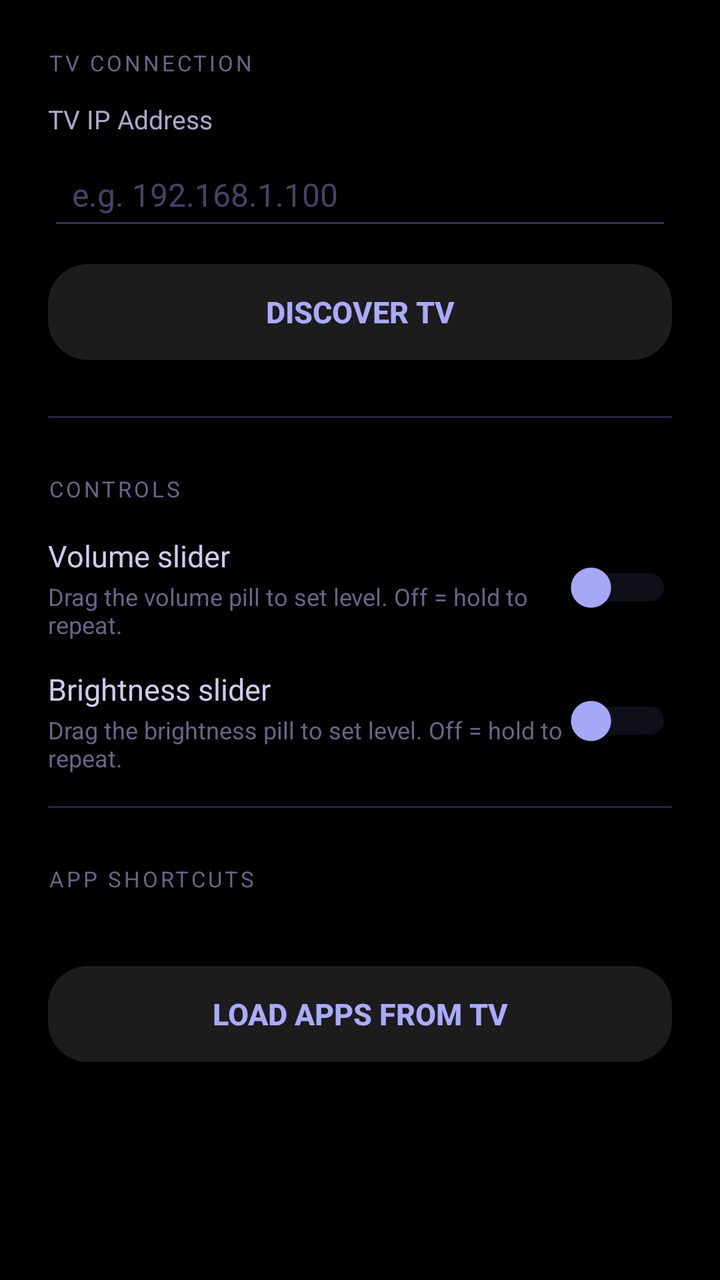
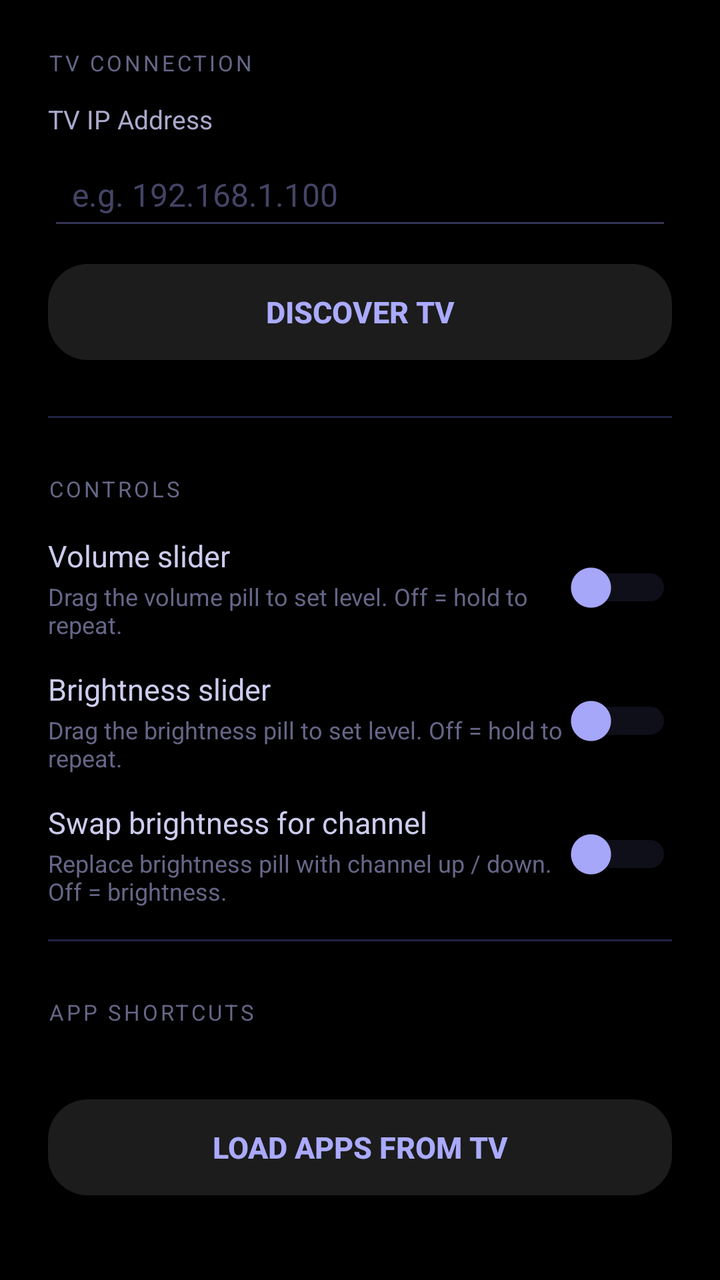

Screens rendered from an Android XML layout before and after an edit, with the pre-edit source and the edit as a unified diff.
<!-- AndroidManifest.xml: application theme Theme.LGRemote -->
<!-- res/layout/activity_settings.xml -->
<?xml version="1.0" encoding="utf-8"?>
<androidx.core.widget.NestedScrollView
    xmlns:android="http://schemas.android.com/apk/res/android"
    android:layout_width="match_parent"
    android:layout_height="match_parent"
    android:background="#000000"
    android:fillViewport="true">

    <LinearLayout
        android:layout_width="match_parent"
        android:layout_height="wrap_content"
        android:orientation="vertical"
        android:paddingHorizontal="24dp"
        android:paddingTop="24dp"
        android:paddingBottom="48dp">

        
        <TextView
            android:layout_width="match_parent"
            android:layout_height="wrap_content"
            android:text="TV CONNECTION"
            android:textColor="#666688"
            android:textSize="11sp"
            android:letterSpacing="0.12"
            android:layout_marginBottom="12dp" />

        <TextView
            android:layout_width="match_parent"
            android:layout_height="wrap_content"
            android:text="TV IP Address"
            android:textColor="#AAAACC"
            android:textSize="13sp"
            android:layout_marginBottom="6dp" />

        <EditText
            android:id="@+id/edit_tv_ip"
            android:layout_width="match_parent"
            android:layout_height="wrap_content"
            android:hint="e.g. 192.168.1.100"
            android:inputType="textUri"
            android:textColor="#FFFFFF"
            android:textColorHint="#444466"
            android:backgroundTint="#333355"
            android:padding="12dp"
            android:textSize="16sp" />

        <LinearLayout
            android:layout_width="match_parent"
            android:layout_height="wrap_content"
            android:layout_marginTop="12dp"
            android:orientation="horizontal"
            android:gravity="center_vertical">

            <Button
                android:id="@+id/btn_discover"
                android:layout_width="0dp"
                android:layout_height="wrap_content"
                android:layout_weight="1"
                android:background="@drawable/bg_squircle_dark"
                android:text="Discover TV"
                android:textColor="#AAAAFF"
                android:textSize="15sp"
                android:textStyle="bold" />

            <ProgressBar
                android:id="@+id/discover_spinner"
                android:layout_width="32dp"
                android:layout_height="32dp"
                android:layout_marginStart="12dp"
                android:visibility="gone"
                android:indeterminateTint="#AAAAFF" />

        </LinearLayout>


        
        <View
            android:layout_width="match_parent"
            android:layout_height="1dp"
            android:layout_marginTop="28dp"
            android:layout_marginBottom="28dp"
            android:background="#222244" />

        
        <TextView
            android:layout_width="match_parent"
            android:layout_height="wrap_content"
            android:text="CONTROLS"
            android:textColor="#666688"
            android:textSize="11sp"
            android:letterSpacing="0.12"
            android:layout_marginBottom="16dp" />

        <LinearLayout
            android:layout_width="match_parent"
            android:layout_height="wrap_content"
            android:orientation="horizontal"
            android:gravity="center_vertical"
            android:layout_marginBottom="14dp">

            <LinearLayout
                android:layout_width="0dp"
                android:layout_height="wrap_content"
                android:layout_weight="1"
                android:orientation="vertical">

                <TextView
                    android:layout_width="wrap_content"
                    android:layout_height="wrap_content"
                    android:text="Volume slider"
                    android:textColor="#CCCCEE"
                    android:textSize="15sp" />

                <TextView
                    android:layout_width="wrap_content"
                    android:layout_height="wrap_content"
                    android:text="Drag the volume pill to set level. Off = hold to repeat."
                    android:textColor="#666688"
                    android:textSize="12sp"
                    android:layout_marginTop="2dp" />

            </LinearLayout>

            <Switch
                android:id="@+id/switch_vol_slider"
                android:layout_width="wrap_content"
                android:layout_height="wrap_content"
                android:thumbTint="#AAAAFF"
                android:trackTint="#333355" />

        </LinearLayout>

        <LinearLayout
            android:layout_width="match_parent"
            android:layout_height="wrap_content"
            android:orientation="horizontal"
            android:gravity="center_vertical"
            android:layout_marginBottom="16dp">

            <LinearLayout
                android:layout_width="0dp"
                android:layout_height="wrap_content"
                android:layout_weight="1"
                android:orientation="vertical">

                <TextView
                    android:layout_width="wrap_content"
                    android:layout_height="wrap_content"
                    android:text="Brightness slider"
                    android:textColor="#CCCCEE"
                    android:textSize="15sp" />

                <TextView
                    android:layout_width="wrap_content"
                    android:layout_height="wrap_content"
                    android:text="Drag the brightness pill to set level. Off = hold to repeat."
                    android:textColor="#666688"
                    android:textSize="12sp"
                    android:layout_marginTop="2dp" />

            </LinearLayout>

            <Switch
                android:id="@+id/switch_brightness_slider"
                android:layout_width="wrap_content"
                android:layout_height="wrap_content"
                android:thumbTint="#AAAAFF"
                android:trackTint="#333355" />

        </LinearLayout>

        
        <View
            android:layout_width="match_parent"
            android:layout_height="1dp"
            android:layout_marginBottom="28dp"
            android:background="#222244" />

        
        <TextView
            android:layout_width="match_parent"
            android:layout_height="wrap_content"
            android:text="APP SHORTCUTS"
            android:textColor="#666688"
            android:textSize="11sp"
            android:letterSpacing="0.12"
            android:layout_marginBottom="8dp" />

        <TextView
            android:id="@+id/tv_shortcuts_summary"
            android:layout_width="match_parent"
            android:layout_height="wrap_content"
            android:textColor="#666688"
            android:textSize="12sp"
            android:layout_marginBottom="12dp" />

        <LinearLayout
            android:layout_width="match_parent"
            android:layout_height="wrap_content"
            android:orientation="horizontal"
            android:gravity="center_vertical">

            <Button
                android:id="@+id/btn_load_apps"
                android:layout_width="0dp"
                android:layout_height="wrap_content"
                android:layout_weight="1"
                android:background="@drawable/bg_squircle_dark"
                android:text="Load Apps from TV"
                android:textColor="#AAAAFF"
                android:textSize="15sp"
                android:textStyle="bold" />

            <ProgressBar
                android:id="@+id/load_apps_spinner"
                android:layout_width="32dp"
                android:layout_height="32dp"
                android:layout_marginStart="12dp"
                android:visibility="gone"
                android:indeterminateTint="#AAAAFF" />

        </LinearLayout>

        
        <androidx.recyclerview.widget.RecyclerView
            android:id="@+id/apps_grid"
            android:layout_width="match_parent"
            android:layout_height="wrap_content"
            android:layout_marginTop="16dp"
            android:nestedScrollingEnabled="false"
            android:visibility="gone" />


    </LinearLayout>

</androidx.core.widget.NestedScrollView>
<!-- resources referenced by this layout -->
<resources>
  <!-- drawable bg_squircle_dark (drawable) -->
  <?xml version="1.0" encoding="utf-8"?>
  <shape xmlns:android="http://schemas.android.com/apk/res/android">
      <solid android:color="#1C1C1C" />
      <corners android:radius="20dp" />
  </shape>
  <style name="Theme.LGRemote" parent="Theme.AppCompat.NoActionBar">
          <item name="android:windowBackground">#000000</item>
          <item name="android:statusBarColor">#000000</item>
          <item name="android:navigationBarColor">#000000</item>
      </style>
</resources>

<!-- the commit's change to res/layout/activity_settings.xml (unified diff, before → after) -->
@@ -135,7 +135,7 @@
             android:layout_height="wrap_content"
             android:orientation="horizontal"
             android:gravity="center_vertical"
-            android:layout_marginBottom="16dp">
+            android:layout_marginBottom="14dp">
 
             <LinearLayout
                 android:layout_width="0dp"
@@ -162,6 +162,45 @@
 
             <Switch
                 android:id="@+id/switch_brightness_slider"
+                android:layout_width="wrap_content"
+                android:layout_height="wrap_content"
+                android:thumbTint="#AAAAFF"
+                android:trackTint="#333355" />
+
+        </LinearLayout>
+
+        <LinearLayout
+            android:layout_width="match_parent"
+            android:layout_height="wrap_content"
+            android:orientation="horizontal"
+            android:gravity="center_vertical"
+            android:layout_marginBottom="16dp">
+
+            <LinearLayout
+                android:layout_width="0dp"
+                android:layout_height="wrap_content"
+                android:layout_weight="1"
+                android:orientation="vertical">
+
+                <TextView
+                    android:layout_width="wrap_content"
+                    android:layout_height="wrap_content"
+                    android:text="Swap brightness for channel"
+                    android:textColor="#CCCCEE"
+                    android:textSize="15sp" />
+
+                <TextView
+                    android:layout_width="wrap_content"
+                    android:layout_height="wrap_content"
+                    android:text="Replace brightness pill with channel up / down. Off = brightness."
+                    android:textColor="#666688"
+                    android:textSize="12sp"
+                    android:layout_marginTop="2dp" />
+
+            </LinearLayout>
+
+            <Switch
+                android:id="@+id/switch_right_pill_channel"
                 android:layout_width="wrap_content"
                 android:layout_height="wrap_content"
                 android:thumbTint="#AAAAFF"
